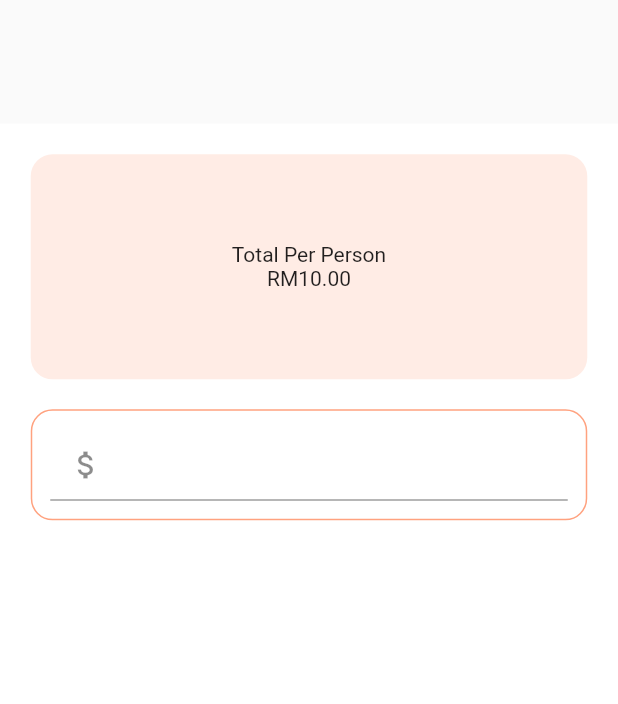
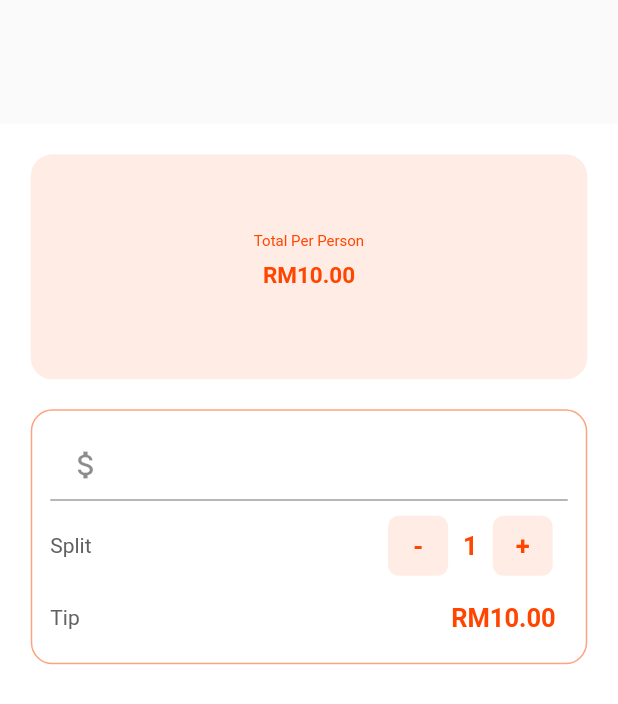
Before and after one commit to bedezub/flutter-hello-world, a Flutter app: the screen it shows after launch, on a phone screen of 412 x 824 dp. Shown: the top 704 px of the screen. Run offline on Flutter 3.47's test engine with Material 2 defaults, Android fonts, the phone set to English and light mode, and no system bars.

Commit message:
Bill Splitter Part 3

```diff
--- a/lib/ui/home.dart
+++ b/lib/ui/home.dart
@@ -34,7 +34,27 @@ class _BillSplitter extends State<BillSplitter> {
             child: Center(
               child: Column(
                 mainAxisAlignment: MainAxisAlignment.center,
-                children: [Text("Total Per Person"), Text("RM10.00")],
+                children: [
+                  Text(
+                    "Total Per Person",
+                    style: TextStyle(
+                      fontSize: 10.0,
+                      color: _orange
+                    )
+                  ),
+
+                  Padding(
+                      padding: EdgeInsets.all(8.0),
+                      child: Text(
+                      "RM10.00",
+                      style: TextStyle(
+                        fontWeight: FontWeight.bold,
+                        fontSize: 15.0,
+                        color: _orange
+                      ),
+                    ),
+                  )
+                ],
               ),
             ),
           ),
@@ -62,6 +82,88 @@ class _BillSplitter extends State<BillSplitter> {
                     _billAmount = 0.0;
                   }
                 },
+              ),
+              Row(
+                mainAxisAlignment: MainAxisAlignment.spaceBetween,
+                children: [
+                  Text("Split", style: TextStyle(color: Colors.grey.shade700)),
+                  Row(
+                    children: [
+                      InkWell(
+                        onTap: () {
+                          setState(() {
+                            if (_personCounter > 1) {
+                              _personCounter--;
+                            }
+                          });
+                        },
+                        child: Container(
+                          width: 40.0,
+                          height: 40.0,
+                          margin: EdgeInsets.all(10.0),
+                          decoration: BoxDecoration(
+                              borderRadius: BorderRadius.circular(7.0),
+                              color: _orange.withOpacity(0.1)),
+                          child: Center(
+                            child: Text(
+                              "-",
+                              style: TextStyle(
+                                  color: _orange,
+                                  fontWeight: FontWeight.bold,
+                                  fontSize: 17.0),
+                            ),
+                          )
+                        )
+                      ),
+                      Text("$_personCounter",
+                          style: TextStyle(
+                              color: _orange,
+                              fontWeight: FontWeight.bold,
+                              fontSize: 17.00)),
+                      InkWell(
+                        onTap: () {
+                          setState(() {
+                            _personCounter++;
+                          });
+                        },
+                        child: Container(
+                          width: 40.0,
+                          height: 40.0,
+                          margin: EdgeInsets.all(10.0),
+                          decoration: BoxDecoration(
+                              borderRadius: BorderRadius.circular(7.0),
+                              color: _orange.withOpacity(0.1)),
+                          child: Center(
+                            child: Text(
+                              "+",
+                              style: TextStyle(
+                                  color: _orange,
+                                  fontWeight: FontWeight.bold,
+                                  fontSize: 17.0),
+                            ),
+                          )
+                        )
+                      ),
+                    ]
+                  )
+                ],
+              ),
+              Row(
+                mainAxisAlignment: MainAxisAlignment.spaceBetween,
+                children: [
+                  Text("Tip", style: TextStyle(color: Colors.grey.shade700)),
+                  Padding(
+                    padding: EdgeInsets.all(8.0),
+                    child: Text(
+                      "RM10.00",
+                      style: TextStyle(
+                        fontSize: 17,
+                        fontWeight: FontWeight.bold,
+                        color: _orange
+                      ),
+                    ),
+                  )
+                ],
               )
             ]),
           )
```
